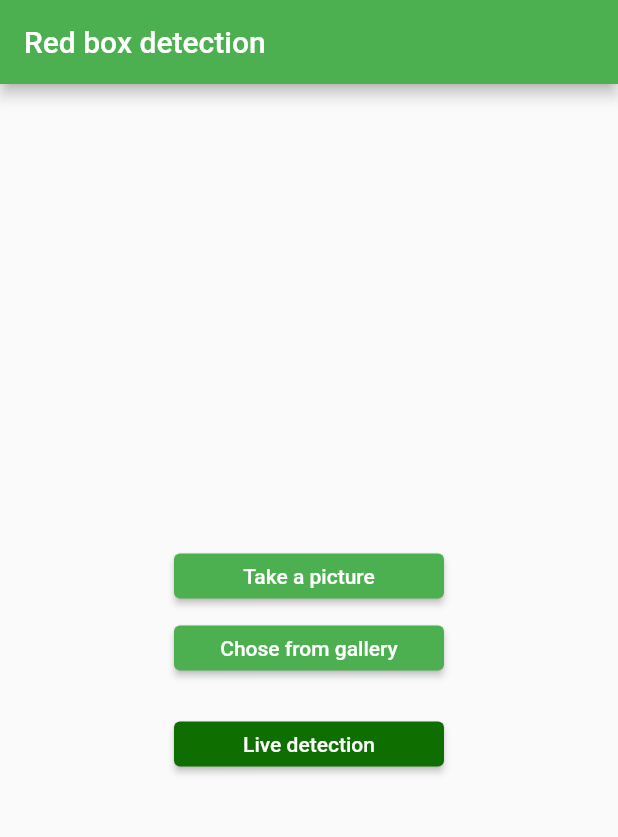
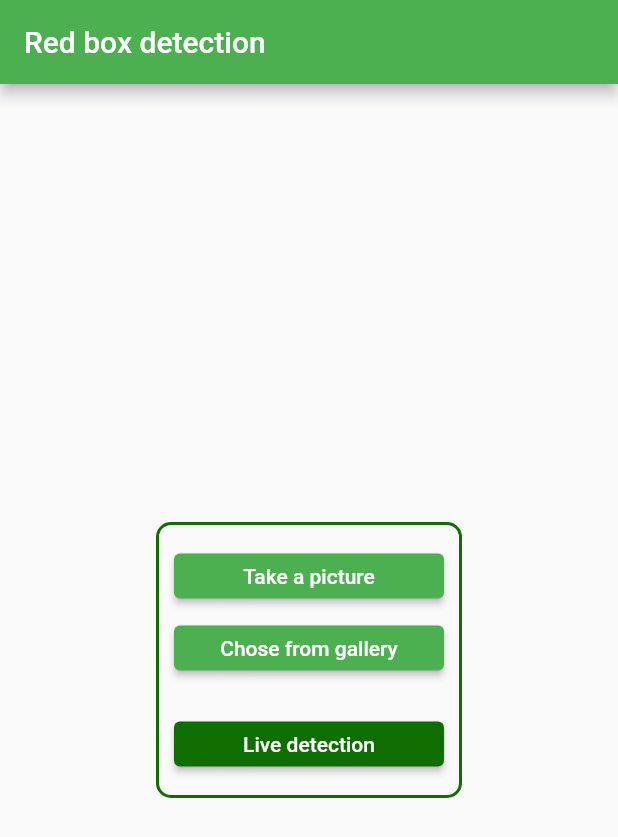
Before and after one commit to BigBaz54/redbox_detection, a Flutter app: the screen it shows after launch, on a phone screen of 412 x 824 dp. Shown: the top 837 px of the screen. Run offline on Flutter 3.47's test engine with Material 2 defaults, Android fonts, the phone set to English and light mode, and no system bars; our stand-ins replace camera, image_picker.

Commit message:
[+] border homePage

```diff
--- a/recognition_app/lib/home_page.dart
+++ b/recognition_app/lib/home_page.dart
@@ -17,8 +17,18 @@ class HomePage extends StatelessWidget {
         title: const Text('Red box detection'),
       ),
       body: Center(
+        child: Container(
+          padding: const EdgeInsets.all(10),
+          decoration: BoxDecoration(
+            border: Border.all(
+              color: const Color.fromARGB(255, 15, 110, 0),
+              width: 2,
+            ),
+            borderRadius: BorderRadius.circular(10),
+          ),
           child: Column(
             mainAxisAlignment: MainAxisAlignment.center,
+            mainAxisSize: MainAxisSize.min,
             children: [
               ElevatedButton(
                 style: ElevatedButton.styleFrom(
@@ -44,7 +54,7 @@ class HomePage extends StatelessWidget {
               ElevatedButton(
                 style: ElevatedButton.styleFrom(
                   minimumSize: const Size(180, 30),
-                backgroundColor: Color.fromARGB(255, 15, 110, 0)
+                  backgroundColor: const Color.fromARGB(255, 15, 110, 0)
                 ),
                 onPressed: () {
                   // Action à effectuer lors du clic sur le bouton "Détection en direct"
@@ -58,6 +68,7 @@ class HomePage extends StatelessWidget {
             ],
           ),
         ),
+      ),
     );
   }
 }
```
Lines whose indentation alone changed are shown as unchanged.
